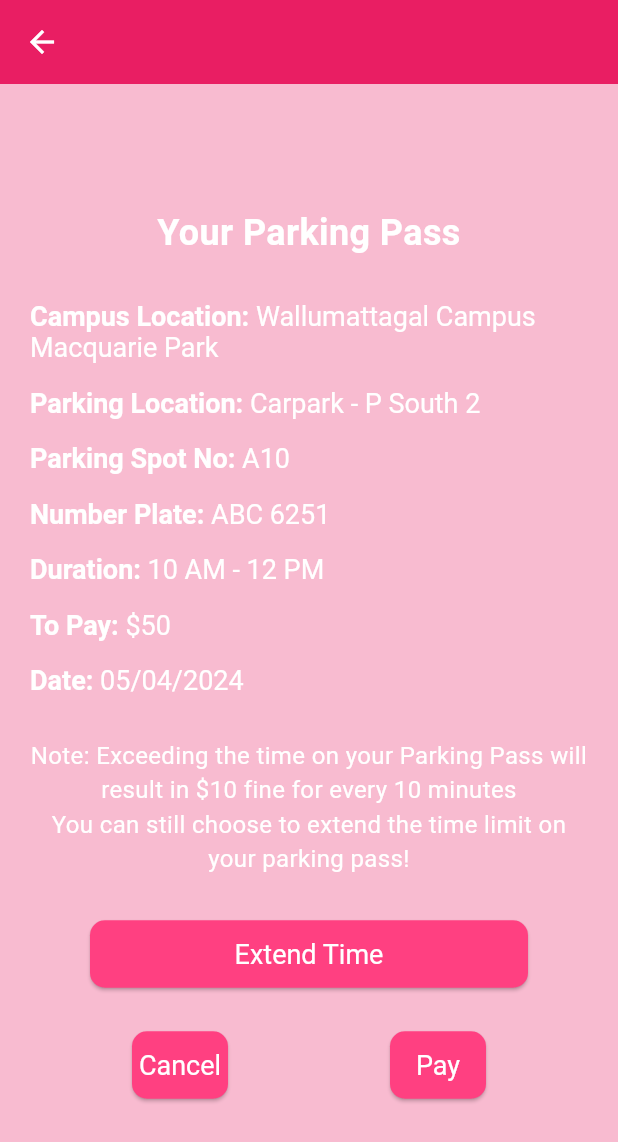
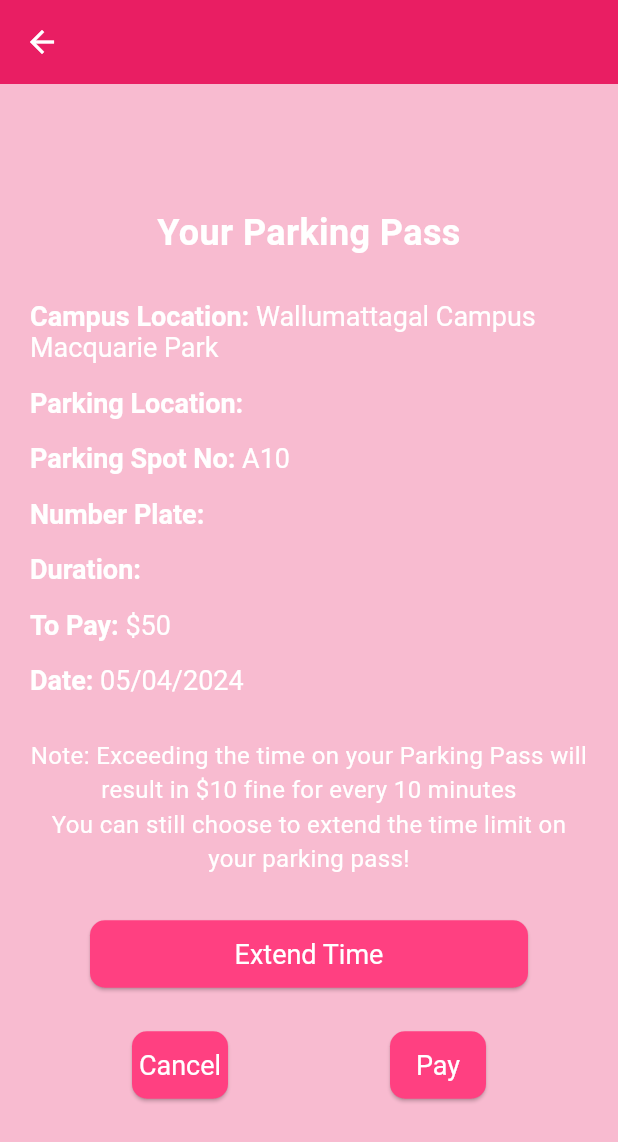
Before and after one commit to Buchu97/Parking-Spot-Booking-Service-Flutter-Application-, a Flutter app: the EnterDetails screen opened directly, after a tap on "Continue", on a phone screen of 412 x 824 dp. Shown: the top 1142 px of the screen. Run offline on Flutter 3.47's test engine with Material 3 defaults, Android fonts, the phone set to English and light mode, and no system bars; our stand-ins replace sqflite; accounts and stored records are empty.

Commit message:
passing down the user input from enter_details to parking_pass and displaying it

```diff
--- a/mvp_mq/lib/enter_details.dart
+++ b/mvp_mq/lib/enter_details.dart
@@ -116,7 +116,7 @@ class _EnterDetails extends State<EnterDetails>{
                 const SizedBox(height: 20),
                 ServiceButton(text: "Continue",  nextPage: () {
                 Navigator.of(context).push(MaterialPageRoute(
-                  builder: (context) => const ParkingPass(),
+                  builder: (context) =>  ParkingPass(numberPlate: _vehicleNumTextController.text,duration: _durationTextController.text, parkingLocation: _locationTextController.text),
                 ));
               }),
               ],
--- a/mvp_mq/lib/mq_app.dart
+++ b/mvp_mq/lib/mq_app.dart
@@ -35,11 +35,11 @@ class _MQApp extends State<MQApp>{
   //   //   activeScreen =  EnterDetails(parkingPass: parkingPass);
   //   // });
   // }
-  void parkingPass(){
-    setState(() {
-      activeScreen = const ParkingPass();
-    });
-  }
+  // void parkingPass(){
+  //   setState(() {
+  //     activeScreen = const ParkingPass();
+  //   });
+  // }
 @override
   Widget build(context){
     return MaterialApp(
--- a/mvp_mq/lib/parking_pass.dart
+++ b/mvp_mq/lib/parking_pass.dart
@@ -3,7 +3,10 @@ import 'package:mvp_mq/mq_app.dart';
 import 'package:mvp_mq/service_button.dart';
 
 class ParkingPass extends StatelessWidget{
-  const ParkingPass({super.key});
+  const ParkingPass({super.key, required this.numberPlate, required this.duration, required this.parkingLocation});
+  final String numberPlate;
+  final String duration;
+  final String parkingLocation;
 
 @override
   Widget build(context){
@@ -30,10 +33,10 @@ class ParkingPass extends StatelessWidget{
             ),
             const SizedBox(height: 20),
             _infoCard("Campus Location:", "Wallumattagal Campus Macquarie Park"),
-            _infoCard("Parking Location:", "Carpark - P South 2"),
+            _infoCard("Parking Location:", parkingLocation),
             _infoCard("Parking Spot No:", "A10"),
-            _infoCard("Number Plate:", "ABC 6251"),
-            _infoCard("Duration:", "10 AM - 12 PM"),
+            _infoCard("Number Plate:", numberPlate),
+            _infoCard("Duration:", duration),
             _infoCard("To Pay:", "\$50"),
             _infoCard("Date:", "05/04/2024"),
             const Padding(
```
